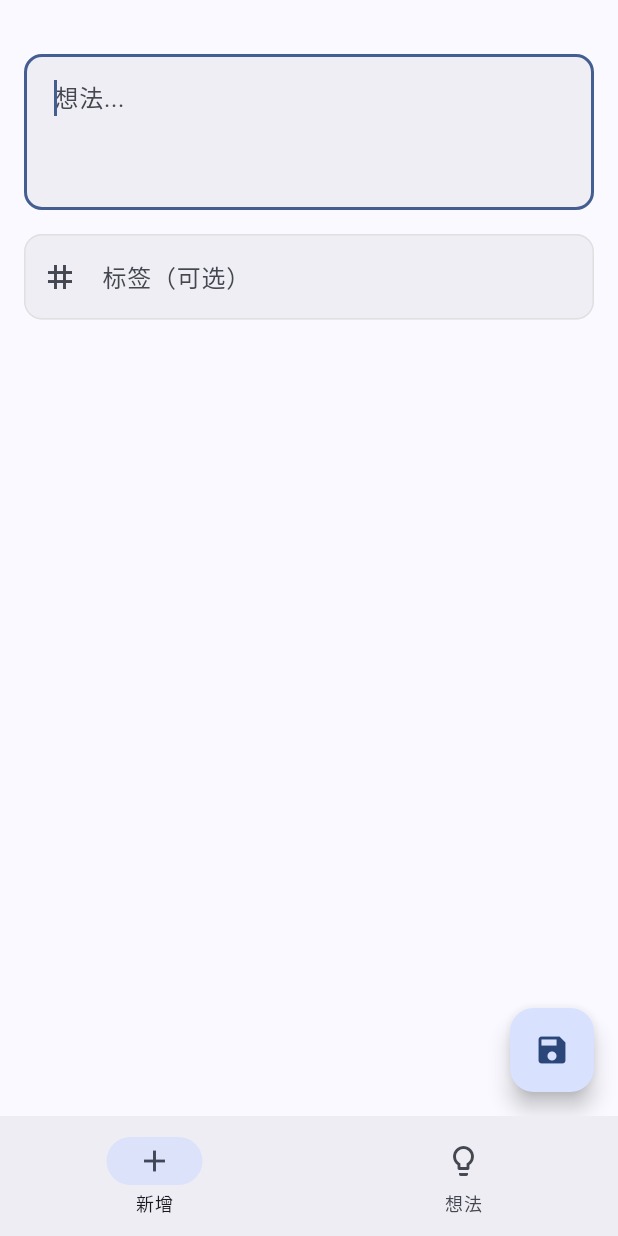
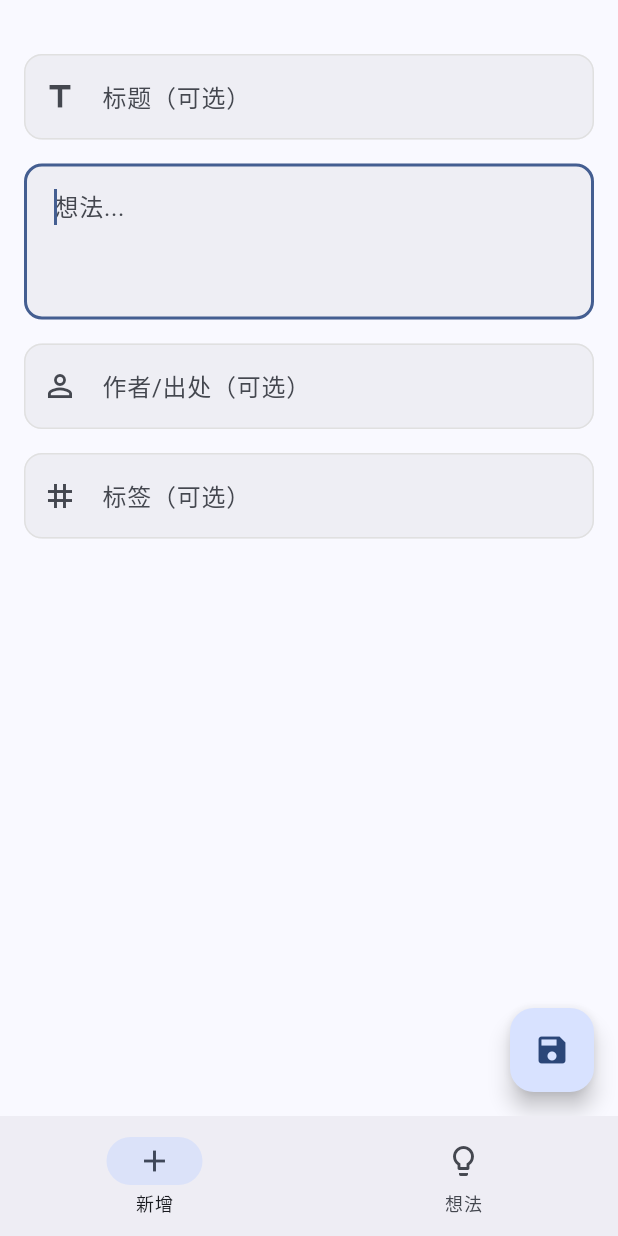
Before and after one commit to Hello-world150/pencil, a Flutter app: the screen it shows after launch, after a tap on the "save" icon, on a phone screen of 412 x 824 dp. Run offline on Flutter 3.47's test engine with Material 3 defaults, Android fonts, the light colour scheme and no system bars; our stand-ins replace shared_preferences; Roboto replaces fonts that are missing (ZhuqueFangsong).

Commit message:
feat(add_thought_page.dart): add optional title and author support

```diff
--- a/lib/models/thought_item.dart
+++ b/lib/models/thought_item.dart
@@ -12,11 +12,19 @@ class ThoughtItem {
   /// 创建时间
   final DateTime createdAt;
 
+  /// 可选标题
+  final String? title;
+
+  /// 可选作者或出处
+  final String? author;
+
   const ThoughtItem({
     required this.id,
     required this.content,
     required this.tag,
     required this.createdAt,
+    this.title,
+    this.author,
   });
 
   /// 复制并修改想法
@@ -25,12 +33,16 @@ class ThoughtItem {
     String? content,
     String? tag,
     DateTime? createdAt,
+    String? title,
+    String? author,
   }) {
     return ThoughtItem(
       id: id ?? this.id,
       content: content ?? this.content,
       tag: tag ?? this.tag,
       createdAt: createdAt ?? this.createdAt,
+      title: title ?? this.title,
+      author: author ?? this.author,
     );
   }
 
@@ -41,6 +53,8 @@ class ThoughtItem {
       'content': content,
       'tag': tag,
       'createdAt': createdAt.millisecondsSinceEpoch,
+      'title': title,
+      'author': author,
     };
   }
 
@@ -51,12 +65,15 @@ class ThoughtItem {
       content: map['content'] ?? '',
       tag: map['tag'] ?? '',
       createdAt: DateTime.fromMillisecondsSinceEpoch(map['createdAt'] ?? 0),
+      title: map['title'],
+      author: map['author'],
     );
   }
 
   /// 转换为JSON字符串
   String toJson() {
-    return '{"id":"$id","content":"${content.replaceAll('"', '\\"')}","tag":"$tag","createdAt":${createdAt.millisecondsSinceEpoch}}';
+    final map = toMap();
+    return '{"id":"${map['id']}","content":"${(map['content'] as String).replaceAll('"', '\\"')}","tag":"${map['tag']}","createdAt":${map['createdAt']},"title":"${map['title'] ?? ''}","author":"${map['author'] ?? ''}"}';
   }
 
   /// 从JSON字符串创建
@@ -75,7 +92,14 @@ class ThoughtItem {
         if (key == 'createdAt') {
           map[key] = int.tryParse(value) ?? 0;
         } else {
-          map[key] = value.replaceAll('\\"', '"');
+          final cleanValue = value.replaceAll('\\"', '"');
+          if (key == 'title' && cleanValue.isEmpty) {
+            map[key] = null;
+          } else if (key == 'author' && cleanValue.isEmpty) {
+            map[key] = null;
+          } else {
+            map[key] = cleanValue;
+          }
         }
       }
     }
--- a/lib/pages/add_thought_page.dart
+++ b/lib/pages/add_thought_page.dart
@@ -25,12 +25,16 @@ class AddThoughtPage extends StatefulWidget {
 class _AddThoughtPageState extends State<AddThoughtPage> {
   late final TextEditingController _textController;
   late final TextEditingController _tagController;
+  late final TextEditingController _titleController;
+  late final TextEditingController _authorController;
 
   @override
   void initState() {
     super.initState();
     _textController = TextEditingController();
     _tagController = TextEditingController();
+    _titleController = TextEditingController();
+    _authorController = TextEditingController();
     _loadUsedTags();
   }
 
@@ -38,6 +42,8 @@ class _AddThoughtPageState extends State<AddThoughtPage> {
   void dispose() {
     _textController.dispose();
     _tagController.dispose();
+    _titleController.dispose();
+    _authorController.dispose();
     super.dispose();
   }
 
@@ -62,7 +68,11 @@ class _AddThoughtPageState extends State<AddThoughtPage> {
         child: Column(
           children: [
             const SizedBox(height: 20),
+            _buildTitleInput(),
+            const SizedBox(height: 16),
             _buildTextEditor(),
+            const SizedBox(height: 16),
+            _buildAuthorInput(),
             const SizedBox(height: 16),
             _buildTagInput(),
           ],
@@ -77,6 +87,30 @@ class _AddThoughtPageState extends State<AddThoughtPage> {
       onPressed: _saveNewThought,
       tooltip: AppConstants.saveTooltip,
       child: const Icon(Icons.save),
+    );
+  }
+
+  /// 构建标题输入框
+  Widget _buildTitleInput() {
+    return TextField(
+      controller: _titleController,
+      decoration: const InputDecoration(
+        labelText: '标题（可选）',
+        hintText: '为你的想法添加一个标题...',
+        prefixIcon: Icon(Icons.title),
+      ),
+    );
+  }
+
+  /// 构建作者输入框
+  Widget _buildAuthorInput() {
+    return TextField(
+      controller: _authorController,
+      decoration: const InputDecoration(
+        labelText: '作者/出处（可选）',
+        hintText: '记录想法的来源或作者...',
+        prefixIcon: Icon(Icons.person_outline),
+      ),
     );
   }
 
@@ -148,6 +182,8 @@ class _AddThoughtPageState extends State<AddThoughtPage> {
     final thought = await widget.thoughtService.addThoughtAndSave(
       content: content,
       tag: _tagController.text,
+      title: _titleController.text.trim().isEmpty ? null : _titleController.text.trim(),
+      author: _authorController.text.trim().isEmpty ? null : _authorController.text.trim(),
     );
 
     if (thought != null) {
@@ -164,6 +200,8 @@ class _AddThoughtPageState extends State<AddThoughtPage> {
     setState(() {
       _textController.clear();
       _tagController.clear();
+      _titleController.clear();
+      _authorController.clear();
     });
   }
 
```
Also changed, not shown: lib/pages/edit_thought_page.dart (+45 -1 lines), lib/pages/tag_detail_page.dart (+39 -7 lines), lib/pages/view_thought_page.dart (+37 -1 lines), lib/services/thought_service.dart (+12 -1 lines).
